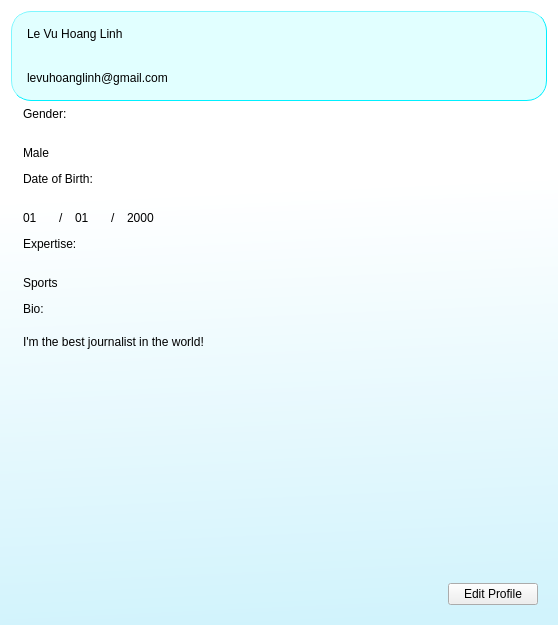
This is views/profile.ui in bhhoang/newspaper-project as Qt 5 draws it before an edit. The edited form follows.
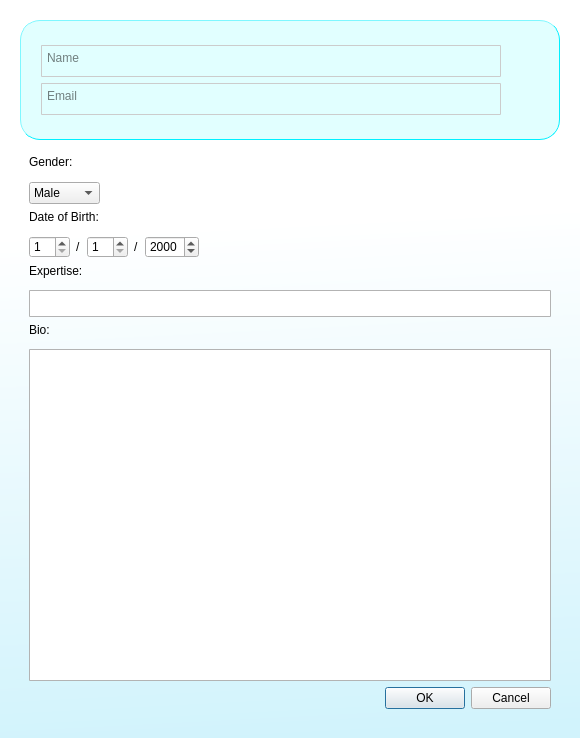
This is the edited form. Icons and pictures are not drawn.

```diff
--- a/views/profile.ui
+++ b/views/profile.ui
@@ -6,8 +6,8 @@
    <rect>
     <x>0</x>
     <y>0</y>
-    <width>558</width>
-    <height>625</height>
+    <width>580</width>
+    <height>738</height>
    </rect>
   </property>
   <property name="sizeIncrement">
@@ -26,6 +26,13 @@
   </property>
   <layout class="QVBoxLayout" name="verticalLayout">
    <item>
+    <widget class="QStackedWidget" name="stackedWidget">
+     <property name="currentIndex">
+      <number>1</number>
+     </property>
+     <widget class="QWidget" name="profile_page">
+      <layout class="QVBoxLayout" name="verticalLayout_4">
+       <item>
     <widget class="QFrame" name="header">
      <property name="maximumSize">
       <size>
@@ -92,7 +99,7 @@
            <property name="minimumSize">
             <size>
              <width>0</width>
-             <height>48</height>
+                 <height>60</height>
             </size>
            </property>
            <property name="maximumSize">
@@ -114,12 +121,6 @@
          </item>
          <item>
           <widget class="QLabel" name="email_display">
-           <property name="minimumSize">
-            <size>
-             <width>0</width>
-             <height>0</height>
-            </size>
-           </property>
            <property name="maximumSize">
             <size>
              <width>16777215</width>
@@ -189,7 +190,7 @@
      </property>
      <layout class="QVBoxLayout" name="verticalLayout_3">
       <property name="spacing">
-       <number>7</number>
+           <number>6</number>
       </property>
       <property name="leftMargin">
        <number>12</number>
@@ -312,7 +313,7 @@
            </property>
            <property name="maximumSize">
             <size>
-             <width>30</width>
+                 <width>50</width>
              <height>16777215</height>
             </size>
            </property>
@@ -350,7 +351,7 @@
            </property>
            <property name="maximumSize">
             <size>
-             <width>30</width>
+                 <width>50</width>
              <height>16777215</height>
             </size>
            </property>
@@ -388,7 +389,7 @@
            </property>
            <property name="maximumSize">
             <size>
-             <width>150</width>
+                 <width>100</width>
              <height>16777215</height>
             </size>
            </property>
@@ -486,13 +487,25 @@
         <property name="text">
          <string>I'm the best journalist in the world!</string>
         </property>
+            <property name="scaledContents">
+             <bool>true</bool>
+            </property>
+            <property name="wordWrap">
+             <bool>false</bool>
+            </property>
        </widget>
       </item>
      </layout>
     </widget>
    </item>
-   <item alignment="Qt::AlignRight">
+       <item>
     <widget class="QFrame" name="buttons">
+         <property name="maximumSize">
+          <size>
+           <width>16777215</width>
+           <height>80</height>
+          </size>
+         </property>
      <property name="styleSheet">
       <string notr="true">QFrame{
 border: none
@@ -531,6 +544,379 @@
        </widget>
       </item>
      </layout>
+        </widget>
+       </item>
+      </layout>
+     </widget>
+     <widget class="QWidget" name="edit_page">
+      <layout class="QVBoxLayout" name="verticalLayout_7">
+       <item>
+        <widget class="QFrame" name="header_2">
+         <property name="maximumSize">
+          <size>
+           <width>16777215</width>
+           <height>120</height>
+          </size>
+         </property>
+         <property name="styleSheet">
+          <string notr="true">QFrame{
+border-style: outset;
+border-radius: 20px;
+border-color: rgb(0, 240, 255);
+border-width: 0.5px;
+padding: 1px;
+background-color: rgba(102, 255, 255, 50)
+}
+</string>
+         </property>
+         <property name="frameShape">
+          <enum>QFrame::StyledPanel</enum>
+         </property>
+         <property name="frameShadow">
+          <enum>QFrame::Raised</enum>
+         </property>
+         <layout class="QHBoxLayout" name="horizontalLayout_4">
+          <item>
+           <widget class="QFrame" name="basic_info_2">
+            <property name="maximumSize">
+             <size>
+              <width>16777215</width>
+              <height>90</height>
+             </size>
+            </property>
+            <property name="styleSheet">
+             <string notr="true">QFrame{
+border: none;
+background-color: rgba(0, 0, 0, 0)
+}
+QPlainTextEdit{
+        border-radius: 1px;
+        border-style: solid;
+        border-color: rgb(204, 204, 204);
+        border-width: 0.5px 0.5px 0.5px 0.5px;
+}</string>
+            </property>
+            <property name="frameShape">
+             <enum>QFrame::StyledPanel</enum>
+            </property>
+            <property name="frameShadow">
+             <enum>QFrame::Raised</enum>
+            </property>
+            <layout class="QVBoxLayout" name="verticalLayout_5">
+             <item>
+              <widget class="QPlainTextEdit" name="name_edit">
+               <property name="minimumSize">
+                <size>
+                 <width>0</width>
+                 <height>0</height>
+                </size>
+               </property>
+               <property name="maximumSize">
+                <size>
+                 <width>16777215</width>
+                 <height>16777215</height>
+                </size>
+               </property>
+               <property name="placeholderText">
+                <string>Name</string>
+               </property>
+              </widget>
+             </item>
+             <item>
+              <widget class="QPlainTextEdit" name="email_edit">
+               <property name="placeholderText">
+                <string>Email</string>
+               </property>
+              </widget>
+             </item>
+            </layout>
+           </widget>
+          </item>
+          <item>
+           <widget class="QPushButton" name="logo_2">
+            <property name="maximumSize">
+             <size>
+              <width>70</width>
+              <height>16777215</height>
+             </size>
+            </property>
+            <property name="sizeIncrement">
+             <size>
+              <width>4</width>
+              <height>0</height>
+             </size>
+            </property>
+            <property name="styleSheet">
+             <string notr="true">QPushButton{
+border: none
+}</string>
+            </property>
+            <property name="text">
+             <string/>
+            </property>
+            <property name="icon">
+             <iconset>
+              <normaloff>assets/icons/user.png</normaloff>assets/icons/user.png</iconset>
+            </property>
+            <property name="iconSize">
+             <size>
+              <width>64</width>
+              <height>64</height>
+             </size>
+            </property>
+           </widget>
+          </item>
+         </layout>
+        </widget>
+       </item>
+       <item>
+        <widget class="QFrame" name="body_2">
+         <property name="styleSheet">
+          <string notr="true">QFrame{
+border: none;
+}
+QPlainTextEdit{
+        border-radius: 1px;
+        border-style: solid;
+        border-color: rgb(179, 179, 179);
+        border-width: 0.5px 0.5px 0.5px 0.5px;
+}</string>
+         </property>
+         <property name="frameShape">
+          <enum>QFrame::StyledPanel</enum>
+         </property>
+         <property name="frameShadow">
+          <enum>QFrame::Raised</enum>
+         </property>
+         <layout class="QVBoxLayout" name="verticalLayout_6">
+          <item alignment="Qt::AlignLeft|Qt::AlignTop">
+           <widget class="QLabel" name="gender_label_2">
+            <property name="minimumSize">
+             <size>
+              <width>0</width>
+              <height>21</height>
+             </size>
+            </property>
+            <property name="maximumSize">
+             <size>
+              <width>16777215</width>
+              <height>23</height>
+             </size>
+            </property>
+            <property name="styleSheet">
+             <string notr="true"/>
+            </property>
+            <property name="text">
+             <string>Gender:</string>
+            </property>
+            <property name="alignment">
+             <set>Qt::AlignLeading|Qt::AlignLeft|Qt::AlignTop</set>
+            </property>
+           </widget>
+          </item>
+          <item alignment="Qt::AlignLeft|Qt::AlignTop">
+           <widget class="QComboBox" name="gender_edit">
+            <item>
+             <property name="text">
+              <string>Male</string>
+             </property>
+            </item>
+            <item>
+             <property name="text">
+              <string>Female</string>
+             </property>
+            </item>
+            <item>
+             <property name="text">
+              <string>Others</string>
+             </property>
+            </item>
+           </widget>
+          </item>
+          <item alignment="Qt::AlignLeft|Qt::AlignTop">
+           <widget class="QLabel" name="dob_label_2">
+            <property name="minimumSize">
+             <size>
+              <width>0</width>
+              <height>20</height>
+             </size>
+            </property>
+            <property name="maximumSize">
+             <size>
+              <width>16777215</width>
+              <height>20</height>
+             </size>
+            </property>
+            <property name="text">
+             <string>Date of Birth:</string>
+            </property>
+            <property name="alignment">
+             <set>Qt::AlignLeading|Qt::AlignLeft|Qt::AlignTop</set>
+            </property>
+           </widget>
+          </item>
+          <item alignment="Qt::AlignLeft|Qt::AlignTop">
+           <widget class="QFrame" name="dob_edit">
+            <property name="frameShape">
+             <enum>QFrame::StyledPanel</enum>
+            </property>
+            <property name="frameShadow">
+             <enum>QFrame::Raised</enum>
+            </property>
+            <layout class="QHBoxLayout" name="horizontalLayout_5">
+             <property name="leftMargin">
+              <number>0</number>
+             </property>
+             <property name="topMargin">
+              <number>0</number>
+             </property>
+             <property name="rightMargin">
+              <number>0</number>
+             </property>
+             <property name="bottomMargin">
+              <number>0</number>
+             </property>
+             <item>
+              <widget class="QSpinBox" name="day_edit">
+               <property name="minimum">
+                <number>1</number>
+               </property>
+               <property name="maximum">
+                <number>31</number>
+               </property>
+              </widget>
+             </item>
+             <item>
+              <widget class="QLabel" name="spacing_1">
+               <property name="text">
+                <string>/</string>
+               </property>
+              </widget>
+             </item>
+             <item>
+              <widget class="QSpinBox" name="month_edit">
+               <property name="minimum">
+                <number>1</number>
+               </property>
+               <property name="maximum">
+                <number>12</number>
+               </property>
+              </widget>
+             </item>
+             <item>
+              <widget class="QLabel" name="spacing_2">
+               <property name="text">
+                <string>/</string>
+               </property>
+              </widget>
+             </item>
+             <item>
+              <widget class="QSpinBox" name="year_edit">
+               <property name="minimum">
+                <number>1950</number>
+               </property>
+               <property name="maximum">
+                <number>2023</number>
+               </property>
+               <property name="value">
+                <number>2000</number>
+               </property>
+              </widget>
+             </item>
+            </layout>
+           </widget>
+          </item>
+          <item alignment="Qt::AlignLeft|Qt::AlignTop">
+           <widget class="QLabel" name="expertise_label_2">
+            <property name="minimumSize">
+             <size>
+              <width>0</width>
+              <height>20</height>
+             </size>
+            </property>
+            <property name="maximumSize">
+             <size>
+              <width>16777215</width>
+              <height>20</height>
+             </size>
+            </property>
+            <property name="text">
+             <string>Expertise:</string>
+            </property>
+            <property name="alignment">
+             <set>Qt::AlignLeading|Qt::AlignLeft|Qt::AlignTop</set>
+            </property>
+           </widget>
+          </item>
+          <item>
+           <widget class="QPlainTextEdit" name="expertise_edit">
+            <property name="minimumSize">
+             <size>
+              <width>0</width>
+              <height>23</height>
+             </size>
+            </property>
+            <property name="maximumSize">
+             <size>
+              <width>16777215</width>
+              <height>27</height>
+             </size>
+            </property>
+            <property name="styleSheet">
+             <string notr="true"/>
+            </property>
+            <property name="backgroundVisible">
+             <bool>false</bool>
+            </property>
+           </widget>
+          </item>
+          <item>
+           <widget class="QLabel" name="bio_label_3">
+            <property name="minimumSize">
+             <size>
+              <width>0</width>
+              <height>20</height>
+             </size>
+            </property>
+            <property name="maximumSize">
+             <size>
+              <width>16777215</width>
+              <height>20</height>
+             </size>
+            </property>
+            <property name="text">
+             <string>Bio:</string>
+            </property>
+            <property name="alignment">
+             <set>Qt::AlignLeading|Qt::AlignLeft|Qt::AlignTop</set>
+            </property>
+           </widget>
+          </item>
+          <item>
+           <widget class="QPlainTextEdit" name="bio_edit">
+            <property name="backgroundVisible">
+             <bool>false</bool>
+            </property>
+            <property name="centerOnScroll">
+             <bool>true</bool>
+            </property>
+           </widget>
+          </item>
+          <item alignment="Qt::AlignRight|Qt::AlignBottom">
+           <widget class="QDialogButtonBox" name="confirm_buttons">
+            <property name="cursor">
+             <cursorShape>PointingHandCursor</cursorShape>
+            </property>
+            <property name="standardButtons">
+             <set>QDialogButtonBox::Cancel|QDialogButtonBox::Ok</set>
+            </property>
+           </widget>
+          </item>
+         </layout>
+        </widget>
+       </item>
+      </layout>
+     </widget>
     </widget>
    </item>
   </layout>
```
Lines whose indentation alone changed are shown as unchanged.
